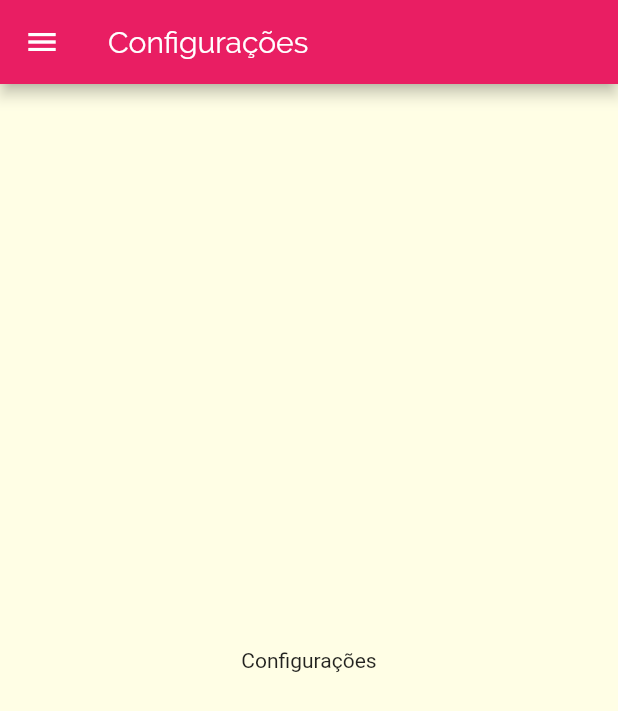
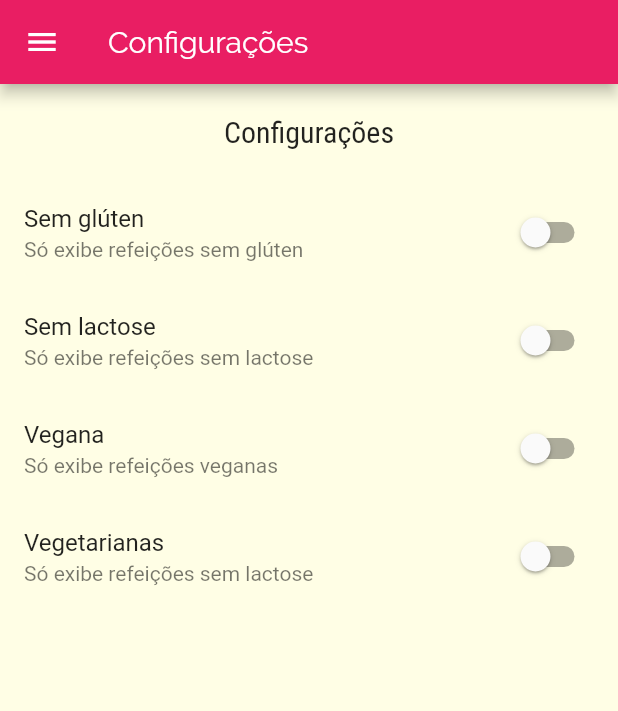
Before and after one commit to guerder/meals, a Flutter app: the SettingsScreen screen opened by its route, on a phone screen of 412 x 824 dp. Shown: the top 711 px of the screen. Run offline on Flutter 3.47's test engine with Material 2 defaults, Android fonts, the phone set to English and light mode, and no system bars.

Commit message:
defined filter parameters of the settings screen

```diff
--- a/lib/main.dart
+++ b/lib/main.dart
@@ -1,6 +1,8 @@
 import 'package:flutter/material.dart';
+import 'package:meals/data/dummy_data.dart';
+import 'package:meals/models/meal.dart';
+import 'package:meals/models/settings.dart';
 import 'package:meals/screens/categories_meals_screen.dart';
-import 'package:meals/screens/categories_screen.dart';
 import 'package:meals/screens/meal_detail_screen.dart';
 import 'package:meals/screens/settings_screen.dart';
 import 'package:meals/screens/tabs_screen.dart';
@@ -8,7 +10,31 @@ import 'package:meals/utils/app_routes.dart';
 
 void main() => runApp(MyApp());
 
-class MyApp extends StatelessWidget {
+class MyApp extends StatefulWidget {
+  @override
+  _MyAppState createState() => _MyAppState();
+}
+
+class _MyAppState extends State<MyApp> {
+  List<Meal> _avaliableMeals = DUMMY_MEALS;
+  Settings settings = Settings();
+
+  void _filterMeals(Settings settings) {
+    setState(() {
+      this.settings = settings;
+      _avaliableMeals = DUMMY_MEALS.where((meal) {
+        final filterGluten = settings.isGlutenFree && !meal.isGlutenFree;
+        final filterLactose = settings.isLactoseFree && !meal.isLactoseFree;
+        final filterVegan = settings.isVegan && !meal.isVegan;
+        final filterVegetarian = settings.isVegetarian && !meal.isVegetarian;
+        return !filterGluten &&
+            !filterLactose &&
+            !filterVegan &&
+            !filterVegetarian;
+      }).toList();
+    });
+  }
+
   @override
   Widget build(BuildContext context) {
     return MaterialApp(
@@ -28,9 +54,10 @@ class MyApp extends StatelessWidget {
       ),
       routes: {
         AppRoutes.HOME: (_) => TabsScreen(),
-        AppRoutes.CATEGORIES_MEALS: (_) => CategoriesMealsScreen(),
+        AppRoutes.CATEGORIES_MEALS: (_) =>
+            CategoriesMealsScreen(_avaliableMeals),
         AppRoutes.MEAL_DETAIL: (_) => MealDetailScreen(),
-        AppRoutes.SETTINGS: (_) => SettingsScreen(),
+        AppRoutes.SETTINGS: (_) => SettingsScreen(settings, _filterMeals),
       },
     );
   }
--- /dev/null
+++ b/lib/models/settings.dart
@@ -0,0 +1,13 @@
+class Settings {
+  bool isGlutenFree;
+  bool isLactoseFree;
+  bool isVegan;
+  bool isVegetarian;
+
+  Settings({
+    this.isGlutenFree = false,
+    this.isLactoseFree = false,
+    this.isVegan = false,
+    this.isVegetarian = false,
+  });
+}
--- a/lib/screens/categories_meals_screen.dart
+++ b/lib/screens/categories_meals_screen.dart
@@ -1,15 +1,17 @@
 import 'package:flutter/material.dart';
 import 'package:meals/components/meal_item.dart';
-import 'package:meals/data/dummy_data.dart';
 import 'package:meals/models/category.dart';
+import 'package:meals/models/meal.dart';
 
 class CategoriesMealsScreen extends StatelessWidget {
+  final List<Meal> meals;
+
+  const CategoriesMealsScreen(this.meals);
   @override
   Widget build(BuildContext context) {
     final category = ModalRoute.of(context).settings.arguments as Category;
-    final categoryMeals = DUMMY_MEALS
-        .where((meal) => meal.categories.contains(category.id))
-        .toList();
+    final categoryMeals =
+        meals.where((meal) => meal.categories.contains(category.id)).toList();
     return Scaffold(
       appBar: AppBar(
         title: Text('Receitas'),
--- a/lib/screens/settings_screen.dart
+++ b/lib/screens/settings_screen.dart
@@ -1,7 +1,42 @@
 import 'package:flutter/material.dart';
 import 'package:meals/components/main_drawer.dart';
+import 'package:meals/models/settings.dart';
 
-class SettingsScreen extends StatelessWidget {
+class SettingsScreen extends StatefulWidget {
+  final Settings settings;
+  final Function(Settings) onSettingsChanged;
+
+  const SettingsScreen(this.settings, this.onSettingsChanged);
+  @override
+  _SettingsScreenState createState() => _SettingsScreenState();
+}
+
+class _SettingsScreenState extends State<SettingsScreen> {
+  Settings settings;
+
+  @override
+  void initState() {
+    super.initState();
+    settings = widget.settings;
+  }
+
+  Widget _createSwitch(
+    String title,
+    String subtitle,
+    bool value,
+    Function(bool) onChanged,
+  ) {
+    return SwitchListTile.adaptive(
+      title: Text(title),
+      subtitle: Text(subtitle),
+      value: value,
+      onChanged: (value) {
+        onChanged(value);
+        widget.onSettingsChanged(settings);
+      },
+    );
+  }
+
   @override
   Widget build(BuildContext context) {
     return Scaffold(
@@ -11,9 +46,44 @@ class SettingsScreen extends StatelessWidget {
           ),
         ),
         drawer: MainDrawer(),
-      body: Center(
-        child: Text('Configurações'),
+        body: Column(
+          children: [
+            Container(
+              padding: EdgeInsets.all(20),
+              child: Text(
+                'Configurações',
+                style: Theme.of(context).textTheme.headline6,
               ),
-    );
+            ),
+            Expanded(
+              child: ListView(children: [
+                _createSwitch(
+                  'Sem glúten',
+                  'Só exibe refeições sem glúten',
+                  settings.isGlutenFree,
+                  (value) => setState(() => settings.isGlutenFree = value),
+                ),
+                _createSwitch(
+                  'Sem lactose',
+                  'Só exibe refeições sem lactose',
+                  settings.isLactoseFree,
+                  (value) => setState(() => settings.isLactoseFree = value),
+                ),
+                _createSwitch(
+                  'Vegana',
+                  'Só exibe refeições veganas',
+                  settings.isVegan,
+                  (value) => setState(() => settings.isVegan = value),
+                ),
+                _createSwitch(
+                  'Vegetarianas',
+                  'Só exibe refeições sem lactose',
+                  settings.isVegetarian,
+                  (value) => setState(() => settings.isVegetarian = value),
+                ),
+              ]),
+            ),
+          ],
+        ));
   }
 }
```
Lines whose indentation alone changed are shown as unchanged.
